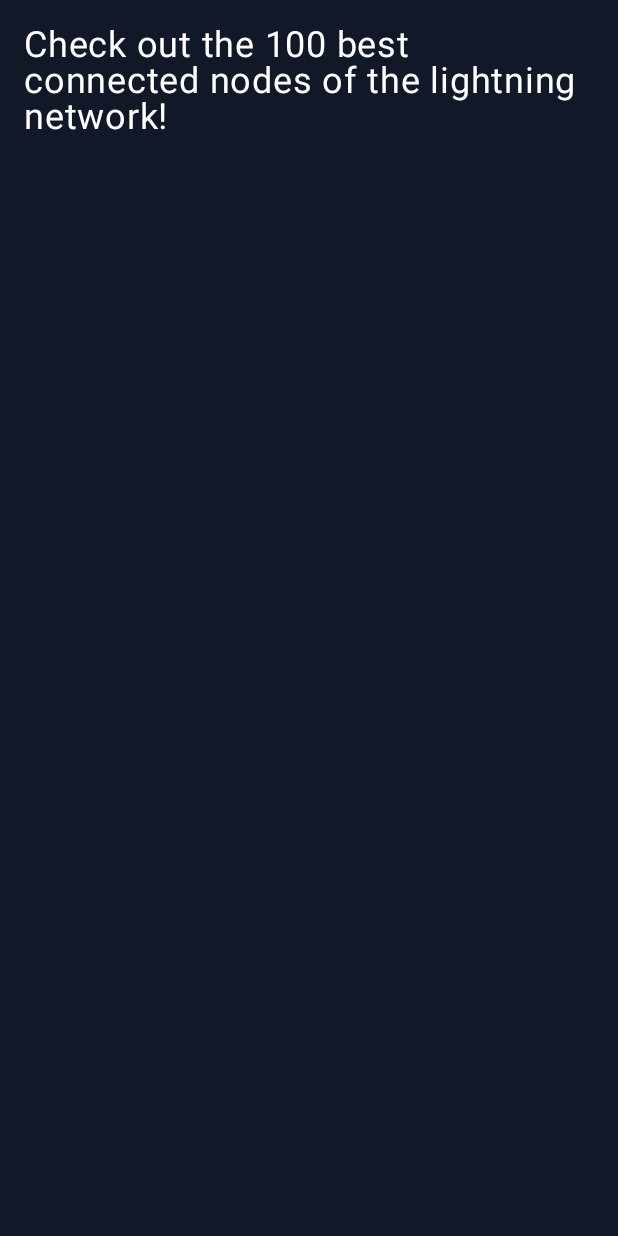
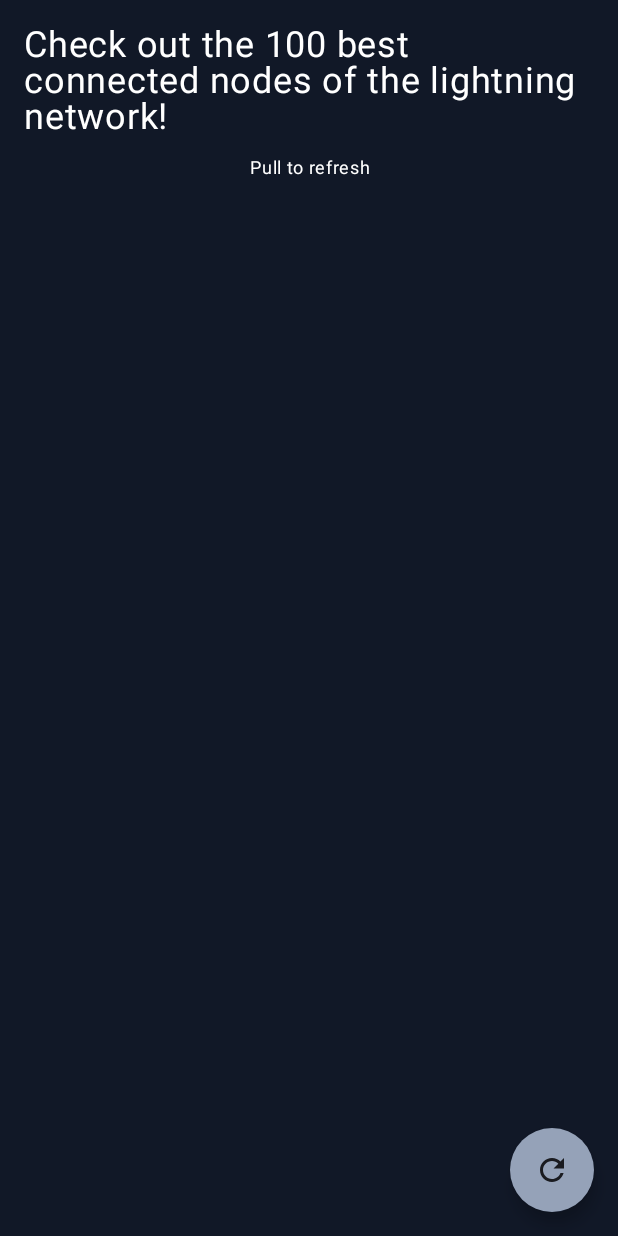
Before and after one commit to VictorMeyer11/Bipa, an Android app built with Jetpack Compose: the screen it shows after launch (MainActivity), on a phone screen of 412 x 824 dp. Run offline under Robolectric (Android 15) with nearby library versions, the phone set to English and light mode, and no system bars; our stand-ins replace Dagger/Hilt's generated code.

Commit message:
pull to refresh and snackbar implementations

```diff
--- /dev/null
+++ b/feature/main/src/main/java/com/clansoft/main/presentation/MainEvent.kt
@@ -0,0 +1,5 @@
+package com.clansoft.main.presentation
+
+interface MainEvent {
+    data object Refresh : MainEvent
+}
--- a/feature/main/src/main/java/com/clansoft/main/presentation/MainScreen.kt
+++ b/feature/main/src/main/java/com/clansoft/main/presentation/MainScreen.kt
@@ -4,47 +4,126 @@ import android.os.Build
 import androidx.annotation.RequiresApi
 import androidx.compose.foundation.background
 import androidx.compose.foundation.layout.Arrangement
-import androidx.compose.foundation.layout.Column
+import androidx.compose.foundation.layout.Box
 import androidx.compose.foundation.layout.fillMaxSize
+import androidx.compose.foundation.layout.fillMaxWidth
 import androidx.compose.foundation.layout.padding
+import androidx.compose.foundation.layout.size
 import androidx.compose.foundation.lazy.LazyColumn
 import androidx.compose.foundation.lazy.items
+import androidx.compose.foundation.shape.CircleShape
+import androidx.compose.material.icons.Icons
+import androidx.compose.material.icons.filled.Refresh
+import androidx.compose.material3.CircularProgressIndicator
+import androidx.compose.material3.ExperimentalMaterial3Api
+import androidx.compose.material3.FloatingActionButton
+import androidx.compose.material3.Icon
 import androidx.compose.material3.Scaffold
+import androidx.compose.material3.SnackbarHost
+import androidx.compose.material3.SnackbarHostState
 import androidx.compose.material3.Text
+import androidx.compose.material3.pulltorefresh.PullToRefreshBox
 import androidx.compose.runtime.Composable
+import androidx.compose.runtime.LaunchedEffect
 import androidx.compose.runtime.getValue
+import androidx.compose.runtime.remember
+import androidx.compose.ui.Alignment
 import androidx.compose.ui.Modifier
 import androidx.compose.ui.graphics.Color
 import androidx.compose.ui.res.stringResource
+import androidx.compose.ui.text.style.TextAlign
 import androidx.compose.ui.unit.dp
 import androidx.compose.ui.unit.sp
 import androidx.hilt.navigation.compose.hiltViewModel
 import androidx.lifecycle.compose.collectAsStateWithLifecycle
 import com.clansoft.main.R
 import com.clansoft.main.presentation.component.NodeCard
+import com.clansoft.ui.component.CustomSnackBar
+import com.clansoft.ui.theme.Blue200
 import com.clansoft.ui.theme.Blue800
+import kotlinx.coroutines.flow.collectLatest
 
+@OptIn(ExperimentalMaterial3Api::class)
 @RequiresApi(Build.VERSION_CODES.O)
 @Composable
 fun MainScreen(viewModel: MainViewModel = hiltViewModel()) {
     val state by viewModel.state.collectAsStateWithLifecycle()
+    val snackbarHostState = remember { SnackbarHostState() }
 
-    Scaffold  { padding ->
-        Column(
+    LaunchedEffect(true) {
+        viewModel.eventFlow.collectLatest { event ->
+            when(event) {
+                is MainUIEvent.ShowSnackBar -> {
+                    snackbarHostState.showSnackbar(event.message)
+                }
+            }
+        }
+    }
+
+    Scaffold(
+        snackbarHost = {
+            SnackbarHost(
+                hostState = snackbarHostState,
+                snackbar = { CustomSnackBar(snackbarData = it) }
+            )
+        },
+        floatingActionButton = {
+            FloatingActionButton(
+                shape = CircleShape,
+                containerColor = Blue200,
+                onClick = {viewModel.onEvent(MainEvent.Refresh)}
+            ) {
+                Icon(
+                    imageVector = Icons.Default.Refresh,
+                    contentDescription = null
+                )
+            }
+        }
+    ) { padding ->
+        PullToRefreshBox(
+            modifier = Modifier.fillMaxSize(),
+            isRefreshing = state.isRefreshing,
+            onRefresh = { viewModel.onEvent(MainEvent.Refresh) },
+        ) {
+            LazyColumn(
                 modifier = Modifier
                     .fillMaxSize()
                     .background(Blue800)
                     .padding(padding)
-                .padding(16.dp),
-            verticalArrangement = Arrangement.spacedBy(16.dp)
+                    .padding(top = 16.dp)
+                    .padding(horizontal = 16.dp),
+                verticalArrangement = Arrangement.spacedBy(8.dp)
             ) {
+                item {
                     Text(
                         text = stringResource(R.string.check_out_the_100_best_connected_nodes_of_the_lightning_network),
                         fontSize = 24.sp,
                         color = Color.White
                     )
-
-            LazyColumn(verticalArrangement = Arrangement.spacedBy(8.dp)) {
+                }
+                item {
+                    Text(
+                        modifier = Modifier.fillMaxWidth(),
+                        textAlign = TextAlign.Center,
+                        text = stringResource(R.string.pull_to_refresh),
+                        fontSize = 12.sp,
+                        color = Color.White
+                    )
+                }
+                if(state.isLoading) {
+                    item {
+                        Box(
+                            modifier = Modifier.fillMaxSize(),
+                            contentAlignment = Alignment.Center
+                        ) {
+                            CircularProgressIndicator(
+                                modifier = Modifier.size(24.dp),
+                                strokeWidth = 2.dp,
+                                color = Blue200
+                            )
+                        }
+                    }
+                } else {
                     items(state.nodeList) { node ->
                         NodeCard(
                             viewModel = viewModel,
@@ -55,3 +134,4 @@ fun MainScreen(viewModel: MainViewModel = hiltViewModel()) {
             }
         }
     }
+}
--- a/feature/main/src/main/java/com/clansoft/main/presentation/MainState.kt
+++ b/feature/main/src/main/java/com/clansoft/main/presentation/MainState.kt
@@ -3,5 +3,7 @@ package com.clansoft.main.presentation
 import com.clansoft.main.domain.model.Node
 
 data class MainState(
-    val nodeList: List<Node>
+    val nodeList: List<Node>,
+    val isRefreshing: Boolean,
+    val isLoading: Boolean
 )
--- a/feature/main/src/main/java/com/clansoft/main/presentation/MainUIEvent.kt
+++ b/feature/main/src/main/java/com/clansoft/main/presentation/MainUIEvent.kt
@@ -1,4 +1,5 @@
 package com.clansoft.main.presentation
 
 interface MainUIEvent {
+    data class ShowSnackBar(val message: String) : MainUIEvent
 }
--- a/feature/main/src/main/java/com/clansoft/main/presentation/MainViewModel.kt
+++ b/feature/main/src/main/java/com/clansoft/main/presentation/MainViewModel.kt
@@ -1,14 +1,16 @@
 package com.clansoft.main.presentation
 
+import android.content.Context
 import android.os.Build
-import android.util.Log
 import androidx.annotation.RequiresApi
 import androidx.lifecycle.ViewModel
 import androidx.lifecycle.viewModelScope
+import com.clansoft.main.R
 import com.clansoft.main.domain.usecase.ConvertFromUnix
 import com.clansoft.main.domain.usecase.ConvertToBitcoin
 import com.clansoft.main.domain.usecase.GetNodes
 import dagger.hilt.android.lifecycle.HiltViewModel
+import dagger.hilt.android.qualifiers.ApplicationContext
 import kotlinx.coroutines.flow.MutableSharedFlow
 import kotlinx.coroutines.flow.MutableStateFlow
 import kotlinx.coroutines.flow.StateFlow
@@ -19,12 +21,15 @@ import javax.inject.Inject
 
 @HiltViewModel
 class MainViewModel @Inject constructor(
+    @ApplicationContext private val context: Context,
     private val getNodesUseCase: GetNodes,
     private val convertToBitcoinUseCase: ConvertToBitcoin,
     private val convertFromUnixUseCase: ConvertFromUnix
 ) : ViewModel() {
     private val _state: MutableStateFlow<MainState> = MutableStateFlow(MainState(
-        nodeList = emptyList()
+        nodeList = emptyList(),
+        isRefreshing = false,
+        isLoading = false
     ))
     val state: StateFlow<MainState> = _state
 
@@ -35,6 +40,15 @@ class MainViewModel @Inject constructor(
         getNodes()
     }
 
+    fun onEvent(event: MainEvent) {
+        when(event) {
+            is MainEvent.Refresh -> {
+                _state.update { it.copy(isRefreshing = true) }
+                getNodes()
+            }
+        }
+    }
+
     fun convertToBitcoin(valueInSat: Long) : Double? = convertToBitcoinUseCase(valueInSat)
 
     @RequiresApi(Build.VERSION_CODES.O)
@@ -42,13 +56,15 @@ class MainViewModel @Inject constructor(
 
     private fun getNodes() {
         viewModelScope.launch {
+            _state.update { it.copy(isLoading = !it.isRefreshing) }
             getNodesUseCase()
                 .onSuccess { result ->
                     _state.update { it.copy(nodeList = result) }
                 }
-                .onFailure { error ->
-                    Log.d("ERROR", error.message.toString())
+                .onFailure {
+                    _eventFlow.emit(MainUIEvent.ShowSnackBar(context.getString(R.string.something_went_wrong)))
                 }
+            _state.update { it.copy(isLoading = false, isRefreshing = false) }
         }
     }
 }
--- a/feature/main/src/main/res/values/strings.xml
+++ b/feature/main/src/main/res/values/strings.xml
@@ -4,4 +4,6 @@
     <string name="number_of_channels">Number of channels: %1$s</string>
     <string name="first_seen_at">First seen at: %1$s</string>
     <string name="updated_at">Updated at: %1$s</string>
+    <string name="something_went_wrong">Something went wrong</string>
+    <string name="pull_to_refresh">Pull to refresh</string>
 </resources>
--- /dev/null
+++ b/ui/src/main/java/com/clansoft/ui/component/CustomSnackBar.kt
@@ -0,0 +1,38 @@
+package com.clansoft.ui.component
+
+import androidx.compose.foundation.layout.Row
+import androidx.compose.foundation.layout.fillMaxWidth
+import androidx.compose.foundation.layout.padding
+import androidx.compose.foundation.shape.RoundedCornerShape
+import androidx.compose.material3.MaterialTheme
+import androidx.compose.material3.SnackbarData
+import androidx.compose.material3.Surface
+import androidx.compose.material3.Text
+import androidx.compose.runtime.Composable
+import androidx.compose.ui.Alignment
+import androidx.compose.ui.Modifier
+import androidx.compose.ui.unit.dp
+import com.clansoft.ui.theme.Blue200
+
+
+@Composable
+fun CustomSnackBar(snackbarData: SnackbarData) {
+    Surface(
+        modifier = Modifier
+            .fillMaxWidth()
+            .padding(8.dp),
+        shape = RoundedCornerShape(8.dp),
+        color = Blue200,
+        shadowElevation = 8.dp
+    ) {
+        Row(
+            modifier = Modifier.padding(8.dp),
+            verticalAlignment = Alignment.CenterVertically
+        ) {
+            Text(
+                text = snackbarData.visuals.message,
+                style = MaterialTheme.typography.labelSmall
+            )
+        }
+    }
+}
```
Also changed, not shown: 4 other files. Lines whose indentation alone changed are shown as unchanged.
